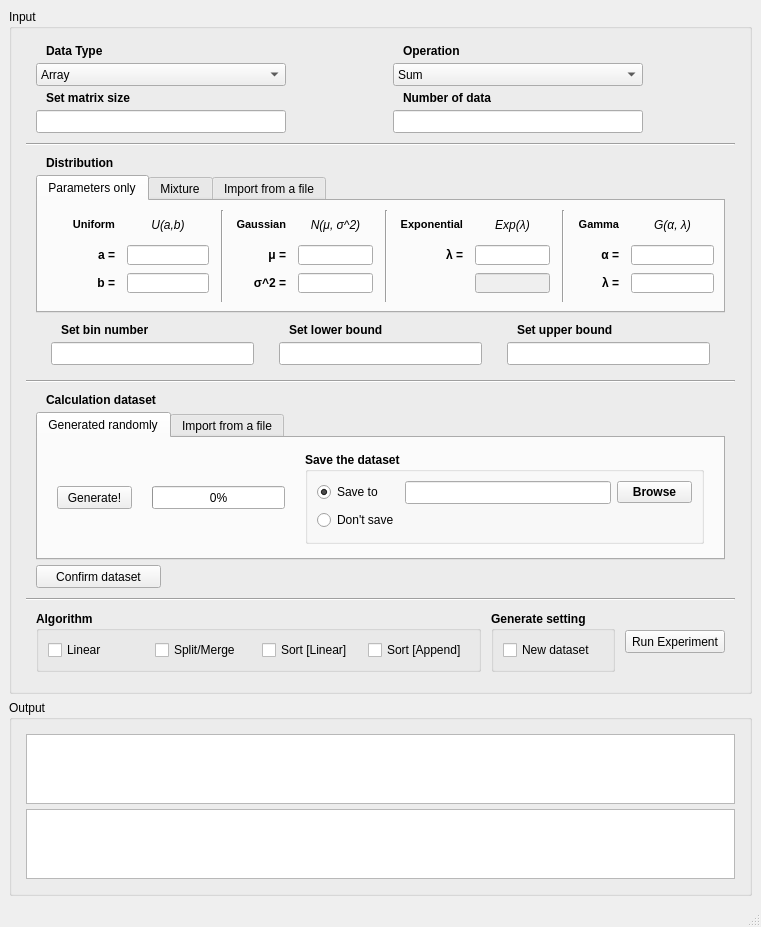
First picture: the form in src/mainwindow.ui, repository hungnv-sr/Map-Reduce-USTH-M1-2019, before the edit.
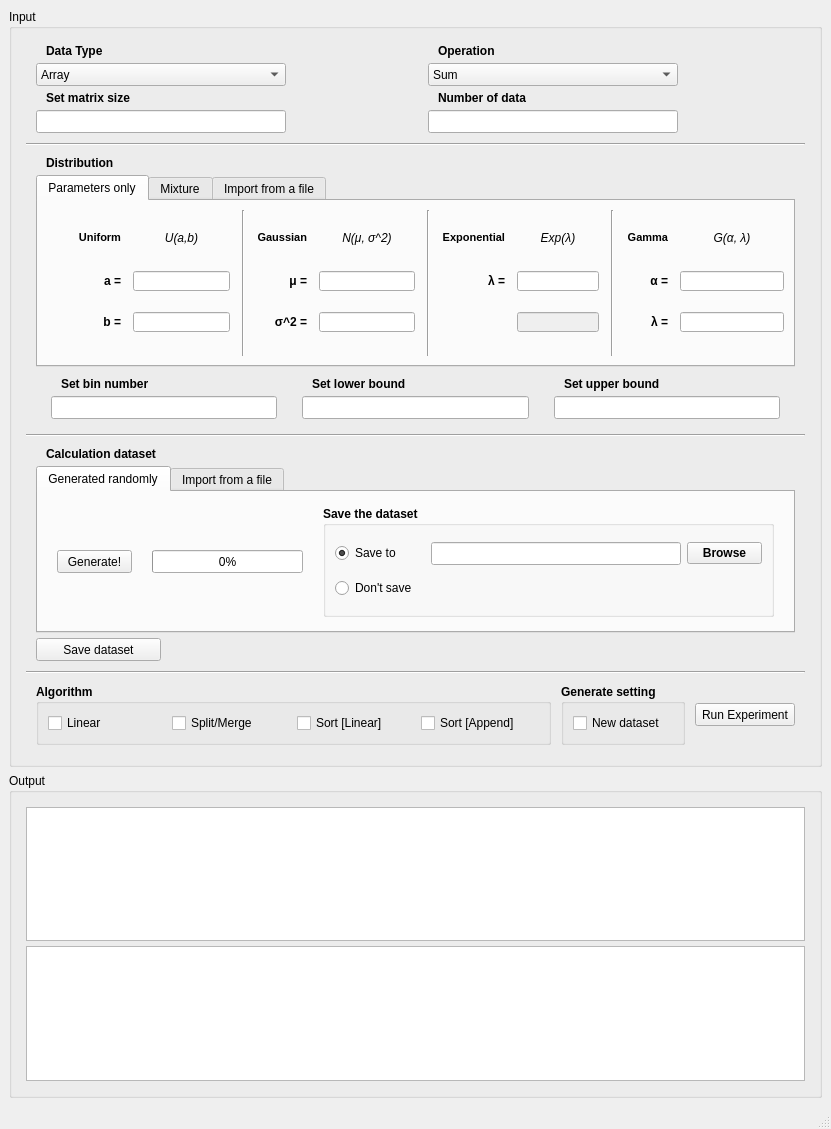
Second picture: the form after the edit.

```diff
--- a/src/mainwindow.ui
+++ b/src/mainwindow.ui
@@ -6,8 +6,8 @@
    <rect>
     <x>0</x>
     <y>0</y>
-    <width>761</width>
-    <height>923</height>
+    <width>831</width>
+    <height>1129</height>
    </rect>
   </property>
   <property name="windowTitle">
@@ -1524,7 +1524,7 @@
                 <enum>Qt::LeftToRight</enum>
                </property>
                <property name="text">
-                <string>Confirm dataset</string>
+                <string>Save dataset</string>
                </property>
               </widget>
              </item>
```
Left out of the diff: 6 changed lines with no effect on the pictures.
